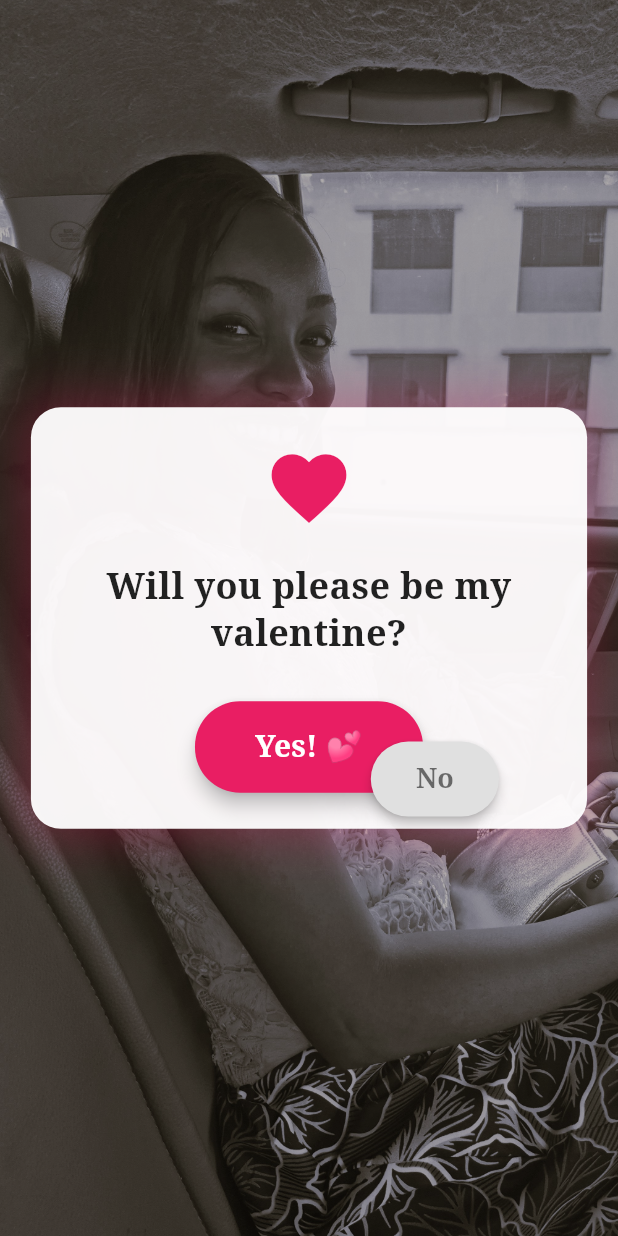
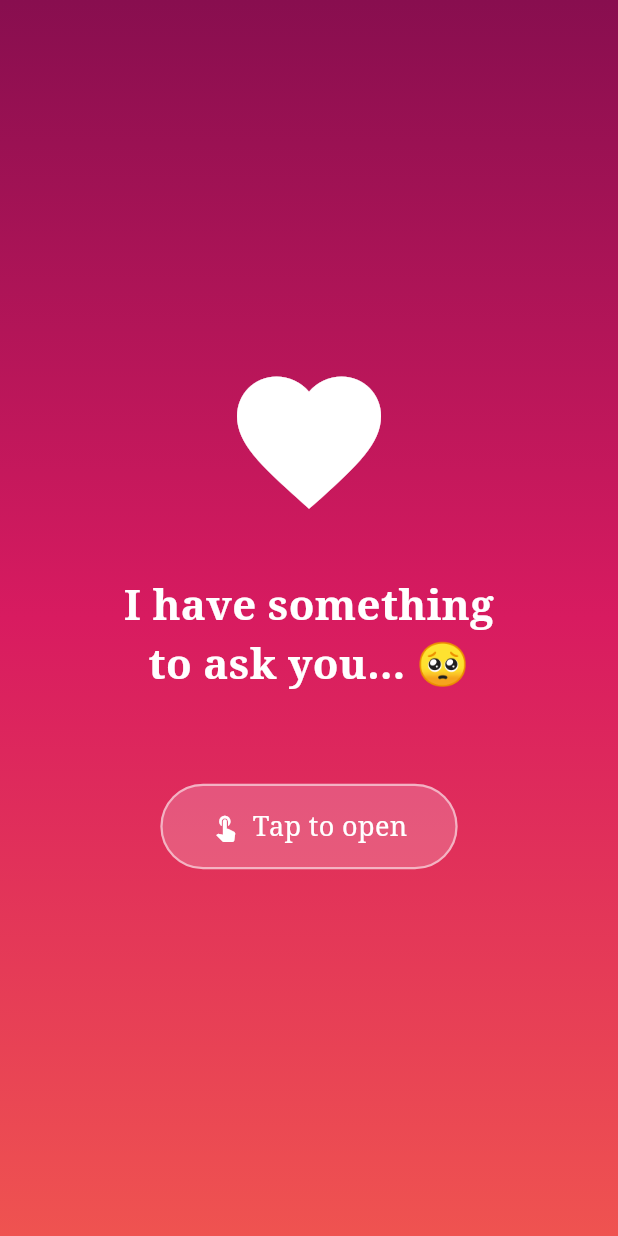
Before and after one commit to BankoleOcean29/hello_faith, a Flutter app: the screen it shows after launch, on a phone screen of 412 x 824 dp. Run offline on Flutter 3.47's test engine with Material 3 defaults, Android fonts, the phone set to English and light mode, and no system bars; our stand-ins replace web; missing offline and left inert: dart:js_interop; statements that could not run were skipped.

Commit message:
mobile view update

```diff
--- a/lib/main.dart
+++ b/lib/main.dart
@@ -1,9 +1,8 @@
-import 'dart:convert';
-
 import 'package:flutter/material.dart';
 import 'dart:math';
-// ignore: avoid_web_libraries_in_flutter
-import 'dart:html' as html;
+import 'package:web/web.dart' as web;
+import 'dart:js_interop';
+import 'dart:convert';
 import 'package:http/http.dart' as http;
 
 void main() {
@@ -22,83 +21,179 @@ class ValentineApp extends StatelessWidget {
         fontFamily: 'serif',
       ),
       debugShowCheckedModeBanner: false,
-      home: const ValentineQuestionPage(),
+      home: const SplashScreen(),
     );
   }
 }
 
+// ─────────────────────────────────────────────
+// SPLASH SCREEN — first thing she sees
+// Tapping it starts the music and goes to the question page
+// ─────────────────────────────────────────────
+class SplashScreen extends StatefulWidget {
+  const SplashScreen({Key? key}) : super(key: key);
+
+  @override
+  State<SplashScreen> createState() => _SplashScreenState();
+}
+
+class _SplashScreenState extends State<SplashScreen>
+    with SingleTickerProviderStateMixin {
+  late AnimationController _pulseController;
+  late Animation<double> _pulseAnimation;
+  web.HTMLAudioElement? _audioElement;
+
+  @override
+  void initState() {
+    super.initState();
+
+    // Pulsing heart animation
+    _pulseController = AnimationController(
+      vsync: this,
+      duration: const Duration(milliseconds: 900),
+    )..repeat(reverse: true);
+
+    _pulseAnimation = Tween<double>(begin: 1.0, end: 1.2).animate(
+      CurvedAnimation(parent: _pulseController, curve: Curves.easeInOut),
+    );
+
+    // Prepare audio but don't play yet — mobile requires user gesture first
+    _audioElement = web.HTMLAudioElement()
+      ..src = 'assets/assets/love_song.mp3'
+      ..loop = true
+      ..volume = 0.5;
+  }
+
+  @override
+  void dispose() {
+    _pulseController.dispose();
+    super.dispose();
+  }
+
+  void _onTap() {
+    // Start music on user gesture — guaranteed to work on mobile
+    _audioElement?.play();
+
+    Navigator.pushReplacement(
+      context,
+      PageRouteBuilder(
+        pageBuilder: (_, __, ___) =>
+            ValentineQuestionPage(audioElement: _audioElement),
+        transitionsBuilder: (_, animation, __, child) {
+          return FadeTransition(opacity: animation, child: child);
+        },
+        transitionDuration: const Duration(milliseconds: 800),
+      ),
+    );
+  }
+
+  @override
+  Widget build(BuildContext context) {
+    return Scaffold(
+      body: GestureDetector(
+        onTap: _onTap,
+        child: Container(
+          width: double.infinity,
+          height: double.infinity,
+          decoration: BoxDecoration(
+            gradient: LinearGradient(
+              begin: Alignment.topCenter,
+              end: Alignment.bottomCenter,
+              colors: [
+                Colors.pink.shade900,
+                Colors.pink.shade600,
+                Colors.red.shade400,
+              ],
+            ),
+          ),
+          child: Column(
+            mainAxisAlignment: MainAxisAlignment.center,
+            children: [
+              // Pulsing heart
+              AnimatedBuilder(
+                animation: _pulseAnimation,
+                builder: (context, child) {
+                  return Transform.scale(
+                    scale: _pulseAnimation.value,
+                    child: const Icon(
+                      Icons.favorite,
+                      color: Colors.white,
+                      size: 100,
+                    ),
+                  );
+                },
+              ),
+              const SizedBox(height: 40),
+              const Text(
+                'I have something\nto ask you... 🥺',
+                textAlign: TextAlign.center,
+                style: TextStyle(
+                  fontSize: 28,
+                  fontWeight: FontWeight.bold,
+                  color: Colors.white,
+                  height: 1.4,
+                ),
+              ),
+              const SizedBox(height: 60),
+              // Tap prompt
+              Container(
+                padding:
+                const EdgeInsets.symmetric(horizontal: 32, vertical: 14),
+                decoration: BoxDecoration(
+                  color: Colors.white.withOpacity(0.2),
+                  borderRadius: BorderRadius.circular(30),
+                  border: Border.all(color: Colors.white54, width: 1.5),
+                ),
+                child: const Row(
+                  mainAxisSize: MainAxisSize.min,
+                  children: [
+                    Icon(Icons.touch_app, color: Colors.white, size: 20),
+                    SizedBox(width: 8),
+                    Text(
+                      'Tap to open',
+                      style: TextStyle(
+                        color: Colors.white,
+                        fontSize: 18,
+                        fontWeight: FontWeight.w500,
+                      ),
+                    ),
+                  ],
+                ),
+              ),
+            ],
+          ),
+        ),
+      ),
+    );
+  }
+}
+
+// ─────────────────────────────────────────────
+// QUESTION PAGE
+// ─────────────────────────────────────────────
 class ValentineQuestionPage extends StatefulWidget {
-  const ValentineQuestionPage({Key? key}) : super(key: key);
+  final web.HTMLAudioElement? audioElement;
+  const ValentineQuestionPage({Key? key, this.audioElement}) : super(key: key);
 
   @override
   State<ValentineQuestionPage> createState() => _ValentineQuestionPageState();
 }
 
 class _ValentineQuestionPageState extends State<ValentineQuestionPage> {
-  double noButtonTop = 0.6;
-  double noButtonLeft = 0.6;
+  double noButtonTop = 0.65;
+  double noButtonLeft = 0.55;
   final Random random = Random();
-  html.AudioElement? _audioElement;
-  bool _musicStarted = false;
 
-  @override
-  void initState() {
-    super.initState();
-    _initAudio();
-  }
-
-  @override
-  void dispose() {
-    _audioElement?.pause();
-    _audioElement = null;
-    super.dispose();
-  }
-
-  void _initAudio() {
-    _audioElement = html.AudioElement()
-      ..src = 'assets/assets/secondhand.mp3' // Flutter web serves assets at this path
-      ..loop = true
-      ..volume = 0.5;
-
-    // Try autoplay first
-    _audioElement!.play().then((_) {
-      setState(() => _musicStarted = true);
-    }).catchError((_) {
-      // Autoplay was blocked by browser — will start on first user tap
-      setState(() => _musicStarted = false);
+  void moveNoButton() {
+    setState(() {
+      noButtonTop = 0.15 + random.nextDouble() * 0.65;
+      noButtonLeft = 0.05 + random.nextDouble() * 0.65;
     });
   }
 
-  void _startMusicOnGesture() {
-    if (!_musicStarted) {
-      _audioElement?.play().then((_) {
-        setState(() => _musicStarted = true);
-      });
-    }
-  }
-
-  void moveNoButton() {
-    _startMusicOnGesture();
-    setState(() {
-      noButtonTop = 0.2 + random.nextDouble() * 0.6;
-      noButtonLeft = 0.1 + random.nextDouble() * 0.7;
-    });
-  }
-
-  void onYesPressed() {
-    _startMusicOnGesture();
-    _sendTelegramNotification();
-    Navigator.push(
-      context,
-      MaterialPageRoute(
-        builder: (context) => const YesResponsePage(),
-      ),
-    );
-  }
-
   Future<void> _sendTelegramNotification() async {
-    const String workerUrl = 'https://hellofaith.bankolescripted.workers.dev';
-
+    const String workerUrl =
+        'https://hellofaith.bankolescripted.workers.dev';
     try {
       await http.post(
         Uri.parse(workerUrl),
@@ -106,8 +201,22 @@ class _ValentineQuestionPageState extends State<ValentineQuestionPage> {
         body: jsonEncode({'notify': true}),
       );
     } catch (e) {
-      // Fail silently — don't interrupt her experience
+      // Fail silently
     }
+  }
+
+  void onYesPressed() {
+    _sendTelegramNotification();
+    Navigator.push(
+      context,
+      PageRouteBuilder(
+        pageBuilder: (_, __, ___) => const YesResponsePage(),
+        transitionsBuilder: (_, animation, __, child) {
+          return FadeTransition(opacity: animation, child: child);
+        },
+        transitionDuration: const Duration(milliseconds: 600),
+      ),
+    );
   }
 
   @override
@@ -115,23 +224,23 @@ class _ValentineQuestionPageState extends State<ValentineQuestionPage> {
     return Scaffold(
       body: LayoutBuilder(
         builder: (context, constraints) {
-          // Determine if we're on mobile or web
           final isMobile = constraints.maxWidth < 600;
-          final isTablet = constraints.maxWidth >= 600 && constraints.maxWidth < 1024;
+          final isTablet =
+              constraints.maxWidth >= 600 && constraints.maxWidth < 1024;
 
-          // Responsive sizing
-          final cardMaxWidth = isMobile ? constraints.maxWidth * 0.9 : (isTablet ? 500.0 : 600.0);
-          final cardPadding = isMobile ? 24.0 : 40.0;
-          final cardMargin = isMobile ? 16.0 : 20.0;
-          final heartSize = isMobile ? 60.0 : 80.0;
-          final questionFontSize = isMobile ? 24.0 : 32.0;
-          final buttonFontSize = isMobile ? 20.0 : 24.0;
-          final yesButtonPaddingH = isMobile ? 40.0 : 60.0;
-          final yesButtonPaddingV = isMobile ? 16.0 : 20.0;
-          final noButtonPaddingH = isMobile ? 30.0 : 40.0;
-          final noButtonPaddingV = isMobile ? 12.0 : 15.0;
-          final noButtonFontSize = isMobile ? 18.0 : 20.0;
-          final spacing = isMobile ? 30.0 : 50.0;
+          final cardMaxWidth = isMobile
+              ? constraints.maxWidth * 0.88
+              : (isTablet ? 500.0 : 600.0);
+          final cardPadding = isMobile ? 20.0 : 40.0;
+          final heartSize = isMobile ? 48.0 : 80.0;
+          final questionFontSize = isMobile ? 20.0 : 32.0;
+          final buttonFontSize = isMobile ? 15.0 : 24.0;
+          final yesButtonPaddingH = isMobile ? 28.0 : 60.0;
+          final yesButtonPaddingV = isMobile ? 12.0 : 20.0;
+          final noButtonPaddingH = isMobile ? 20.0 : 40.0;
+          final noButtonPaddingV = isMobile ? 10.0 : 15.0;
+          final noButtonFontSize = isMobile ? 13.0 : 20.0;
+          final spacing = isMobile ? 20.0 : 50.0;
 
           return Stack(
             children: [
@@ -143,18 +252,18 @@ class _ValentineQuestionPageState extends State<ValentineQuestionPage> {
                 ),
               ),
 
-              // Dark overlay for better text visibility
+              // Dark overlay
               Positioned.fill(
                 child: Container(
-                  color: Colors.black.withOpacity(0.3),
+                  color: Colors.black.withOpacity(0.35),
                 ),
               ),
 
-              // Main content
+              // Card
               Center(
                 child: Container(
                   constraints: BoxConstraints(maxWidth: cardMaxWidth),
-                  margin: EdgeInsets.all(cardMargin),
+                  margin: EdgeInsets.all(isMobile ? 16.0 : 20.0),
                   padding: EdgeInsets.all(cardPadding),
                   decoration: BoxDecoration(
                     color: Colors.white.withOpacity(0.95),
@@ -170,12 +279,8 @@ class _ValentineQuestionPageState extends State<ValentineQuestionPage> {
                   child: Column(
                     mainAxisSize: MainAxisSize.min,
                     children: [
-                      Icon(
-                        Icons.favorite,
-                        color: Colors.pink,
-                        size: heartSize,
-                      ),
-                      SizedBox(height: isMobile ? 20 : 30),
+                      Icon(Icons.favorite, color: Colors.pink, size: heartSize),
+                      SizedBox(height: isMobile ? 16 : 30),
                       Text(
                         'Will you please be my valentine?',
                         textAlign: TextAlign.center,
@@ -214,18 +319,16 @@ class _ValentineQuestionPageState extends State<ValentineQuestionPage> {
                 ),
               ),
 
-              // No button (moves around)
+              // No button — floats around the screen
               AnimatedPositioned(
-                duration: const Duration(milliseconds: 300),
+                duration: const Duration(milliseconds: 400),
                 curve: Curves.easeOut,
-                top: MediaQuery.of(context).size.height * noButtonTop,
-                left: MediaQuery.of(context).size.width * noButtonLeft,
+                top: constraints.maxHeight * noButtonTop,
+                left: constraints.maxWidth * noButtonLeft,
                 child: MouseRegion(
                   onEnter: (_) => moveNoButton(),
-                  child: GestureDetector(
-                    onTap: moveNoButton,
                   child: ElevatedButton(
-                      onPressed: () {},
+                    onPressed: moveNoButton,
                     style: ElevatedButton.styleFrom(
                       backgroundColor: Colors.grey.shade300,
                       foregroundColor: Colors.black54,
@@ -248,35 +351,6 @@ class _ValentineQuestionPageState extends State<ValentineQuestionPage> {
                   ),
                 ),
               ),
-              ),
-
-              // Subtle music hint if autoplay was blocked
-              if (!_musicStarted)
-                Positioned(
-                  bottom: 20,
-                  left: 0,
-                  right: 0,
-                  child: Center(
-                    child: Container(
-                      padding: const EdgeInsets.symmetric(horizontal: 16, vertical: 8),
-                      decoration: BoxDecoration(
-                        color: Colors.black.withOpacity(0.4),
-                        borderRadius: BorderRadius.circular(20),
-                      ),
-                      child: const Row(
-                        mainAxisSize: MainAxisSize.min,
-                        children: [
-                          Icon(Icons.music_note, color: Colors.white, size: 16),
-                          SizedBox(width: 6),
-                          Text(
-                            'Tap anywhere to play music 🎵',
-                            style: TextStyle(color: Colors.white, fontSize: 13),
-                          ),
-                        ],
-                      ),
-                    ),
-                  ),
-                ),
             ],
           );
         },
@@ -285,7 +359,9 @@ class _ValentineQuestionPageState extends State<ValentineQuestionPage> {
   }
 }
 
-// Placeholder for the Yes response page
+// ─────────────────────────────────────────────
+// YES RESPONSE PAGE — emoji bubbles animation
+// ─────────────────────────────────────────────
 class YesResponsePage extends StatefulWidget {
   const YesResponsePage({Key? key}) : super(key: key);
 
@@ -304,8 +380,6 @@ class _YesResponsePageState extends State<YesResponsePage>
   @override
   void initState() {
     super.initState();
-
-    // Spawn a new emoji every 300ms
     _spawnController = AnimationController(
       vsync: this,
       duration: const Duration(milliseconds: 300),
@@ -316,7 +390,6 @@ class _YesResponsePageState extends State<YesResponsePage>
         _spawnController.forward();
       }
     });
-
     _spawnController.forward();
   }
 
@@ -326,7 +399,6 @@ class _YesResponsePageState extends State<YesResponsePage>
       vsync: this,
       duration: Duration(milliseconds: 2500 + random.nextInt(2000)),
     );
-
     final particle = EmojiParticle(
       emoji: _emojis[random.nextInt(_emojis.length)],
       startX: random.nextDouble(),
@@ -335,16 +407,12 @@ class _YesResponsePageState extends State<YesResponsePage>
       swayOffset: random.nextDouble() * 2 * pi,
       controller: controller,
     );
-
     controller.addStatusListener((status) {
       if (status == AnimationStatus.completed) {
-        if (mounted) {
-          setState(() => _particles.remove(particle));
-        }
+        if (mounted) setState(() => _particles.remove(particle));
         controller.dispose();
       }
     });
-
     setState(() => _particles.add(particle));
     controller.forward();
   }
@@ -385,16 +453,13 @@ class _YesResponsePageState extends State<YesResponsePage>
                     animation: particle.controller,
                     builder: (context, child) {
                       final progress = particle.controller.value;
-                      // Sway left and right as it rises
-                      final sway = sin(progress * 4 * pi + particle.swayOffset) *
+                      final sway =
+                          sin(progress * 4 * pi + particle.swayOffset) *
                               particle.swayAmount;
-                      final x = (particle.startX + sway)
-                          .clamp(0.0, 1.0) *
+                      final x = (particle.startX + sway).clamp(0.0, 1.0) *
                           constraints.maxWidth;
-                      // Start from bottom, float to top
                       final y = constraints.maxHeight * (1.0 - progress) -
                           particle.size;
-                      // Fade out near the top
                       final opacity = progress < 0.8
                           ? 1.0
                           : 1.0 - ((progress - 0.8) / 0.2);
@@ -421,13 +486,11 @@ class _YesResponsePageState extends State<YesResponsePage>
                     children: [
                       Text(
                         '🥰',
-                        style: TextStyle(
-                          fontSize: isMobile ? 80 : 100,
-                        ),
+                        style: TextStyle(fontSize: isMobile ? 80 : 100),
                       ),
                       const SizedBox(height: 24),
                       Text(
-                        'Yayyyyyyyyy!',
+                        'Yay! She said YES!',
                         textAlign: TextAlign.center,
                         style: TextStyle(
                           fontSize: isMobile ? 30 : 42,
@@ -444,8 +507,7 @@ class _YesResponsePageState extends State<YesResponsePage>
                       ),
                       const SizedBox(height: 16),
                       Text(
-                        'I understand why God created the concept \n'
-                            'of a treasure because you exist 💕',
+                        'Happy Valentine\'s Day! 💕',
                         textAlign: TextAlign.center,
                         style: TextStyle(
                           fontSize: isMobile ? 18 : 24,
```
Lines whose indentation alone changed are shown as unchanged.
